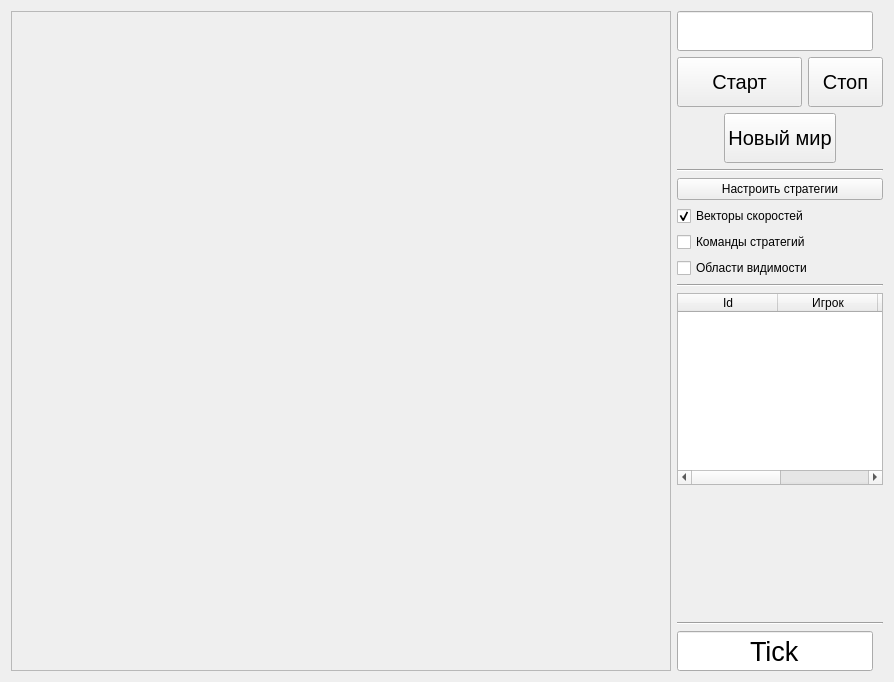
Old version of the form agario/local_runner/mainwindow.ui in the repository MailRuChamps/miniaicups.
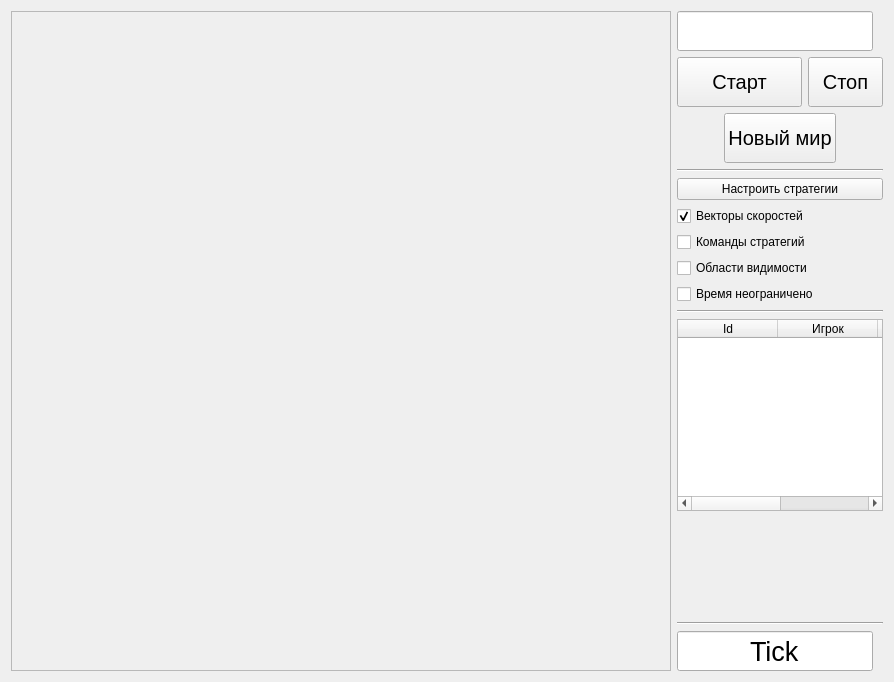
New version of the form.

Commit message: patch to allow unlimited time. on macos, environment setting / launching is inconvenient

Diff of the .ui file:
```diff
--- a/agario/local_runner/mainwindow.ui
+++ b/agario/local_runner/mainwindow.ui
@@ -199,6 +199,13 @@
         </property>
        </widget>
       </item>
+      <item>
+       <widget class="QCheckBox" name="cbx_notimeout">
+        <property name="text">
+         <string>Время неограничено</string>
+        </property>
+       </widget>
+      </item>
       <item>
        <widget class="Line" name="line_3">
         <property name="orientation">
```
The commit also changes 1 other file.
